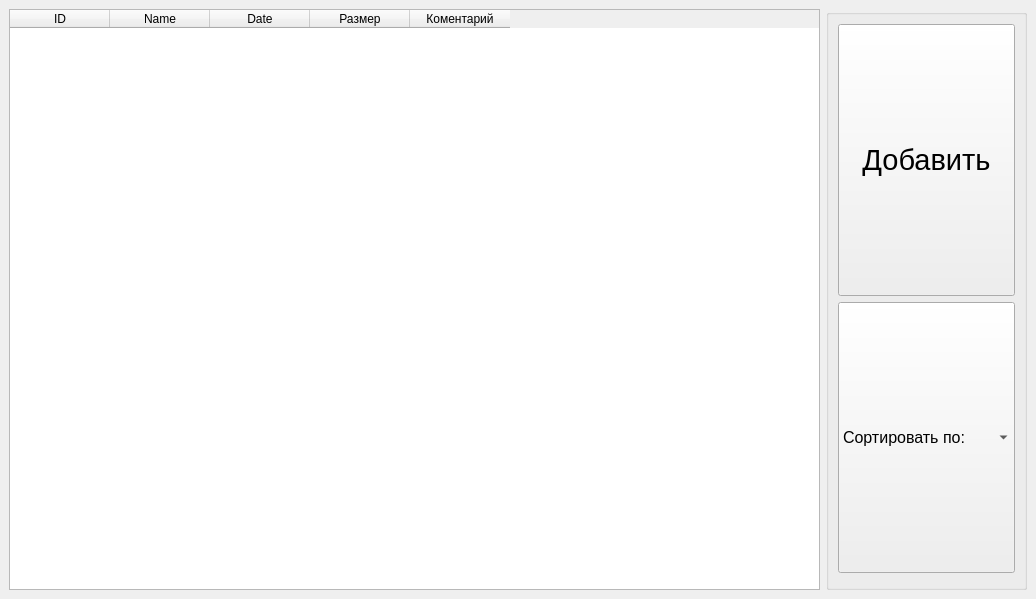
This is beta3.ui in Munsik-dev/ArtCatalog as Qt 5 draws it before an edit. The edited form follows.
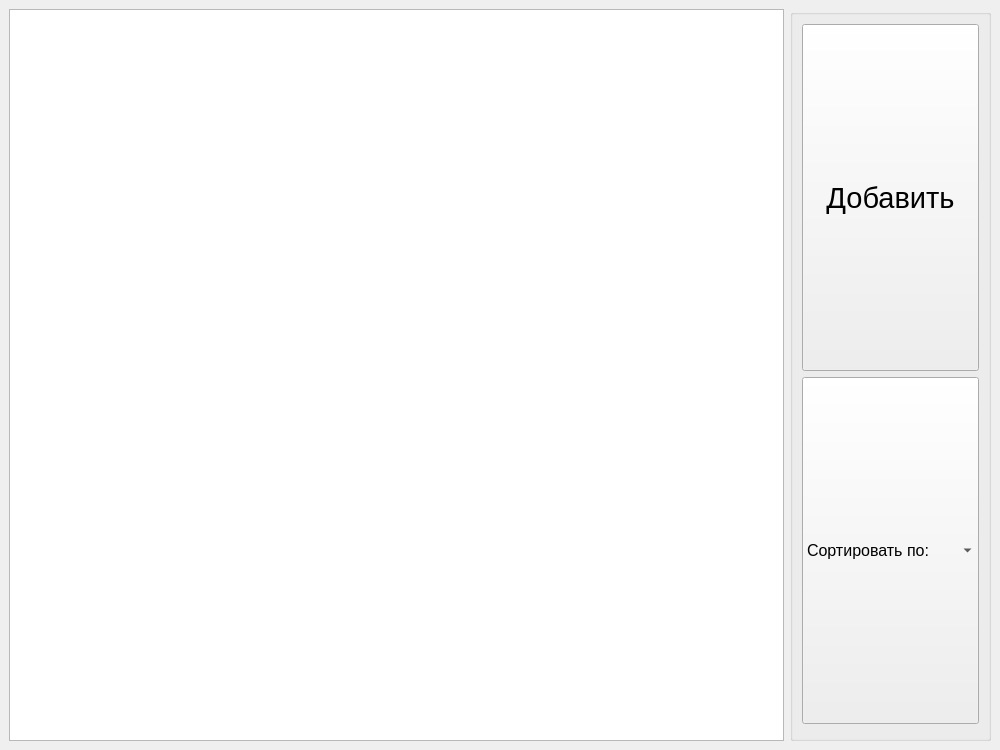
This is the edited form.

Commit message: Измененние задумки beta3 и добавление будущего окна для просмотра

The edit to the form file:
```diff
--- a/beta3.ui
+++ b/beta3.ui
@@ -6,8 +6,8 @@
    <rect>
     <x>0</x>
     <y>0</y>
-    <width>1036</width>
-    <height>599</height>
+    <width>1000</width>
+    <height>750</height>
    </rect>
   </property>
   <property name="minimumSize">
@@ -20,43 +20,18 @@
    <string>ArtCatalog</string>
   </property>
   <widget class="QWidget" name="centralwidget">
-   <layout class="QHBoxLayout" name="horizontalLayout">
-    <item>
-     <widget class="QTableWidget" name="tableWidget">
+   <layout class="QGridLayout" name="gridLayout">
+    <item row="0" column="0">
+     <widget class="QListWidget" name="listWidget">
       <property name="minimumSize">
        <size>
-        <width>806</width>
+        <width>287</width>
         <height>151</height>
        </size>
       </property>
-      <column>
-       <property name="text">
-        <string>ID</string>
-       </property>
-      </column>
-      <column>
-       <property name="text">
-        <string>Name</string>
-       </property>
-      </column>
-      <column>
-       <property name="text">
-        <string>Date</string>
-       </property>
-      </column>
-      <column>
-       <property name="text">
-        <string>Размер</string>
-       </property>
-      </column>
-      <column>
-       <property name="text">
-        <string>Коментарий</string>
-       </property>
-      </column>
      </widget>
     </item>
-    <item>
+    <item row="0" column="1">
      <widget class="QGroupBox" name="groupBox">
       <property name="sizePolicy">
        <sizepolicy hsizetype="Preferred" vsizetype="Preferred">
```
The commit also changes 2 other files.
